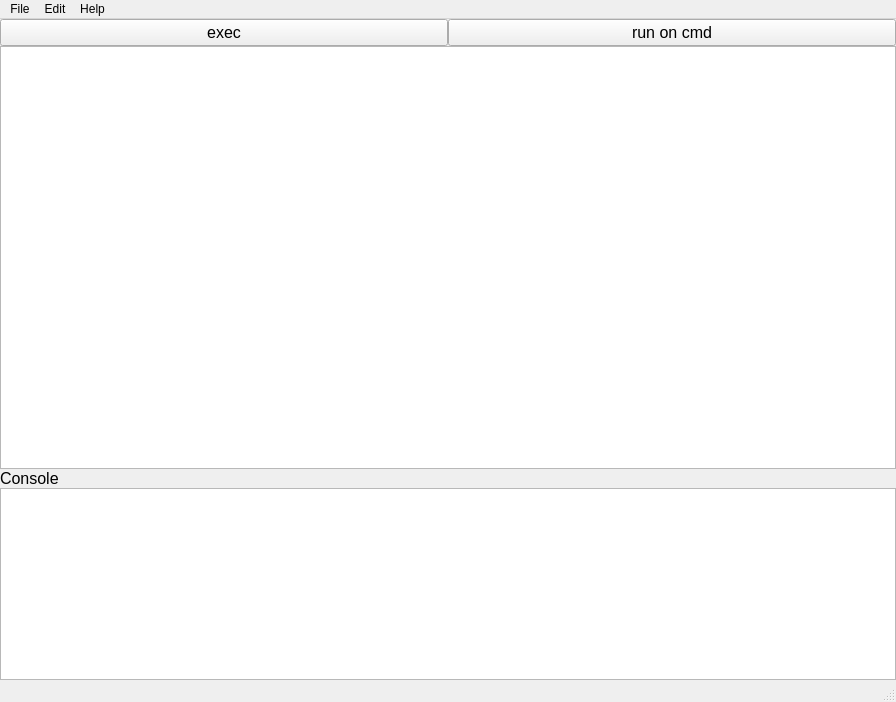
First picture: the form in editor.ui, repository Integration-Automation/JEDITOR, before the edit.
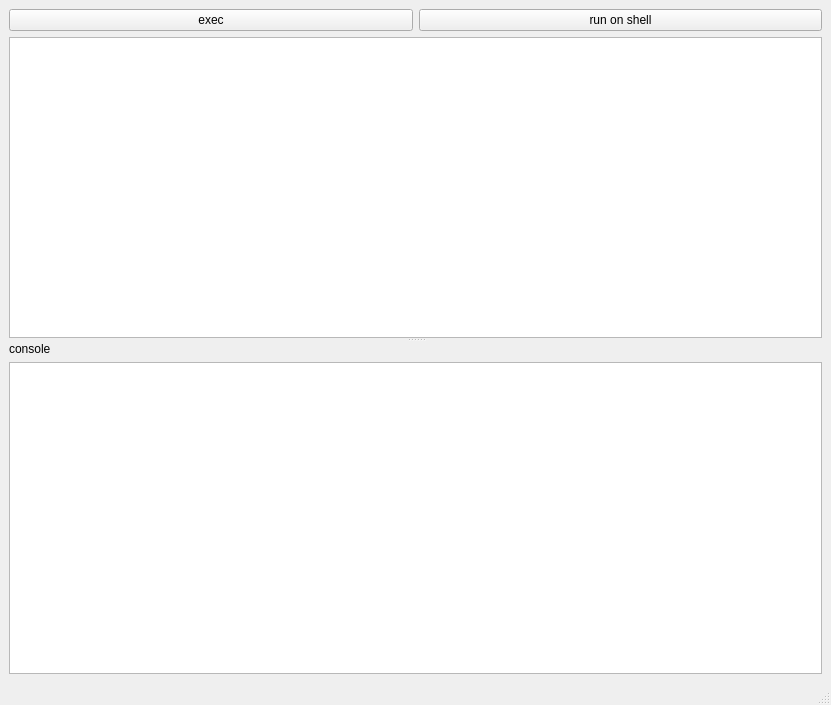
Second picture: the form after the edit.

```diff
--- a/editor.ui
+++ b/editor.ui
@@ -6,148 +6,60 @@
    <rect>
     <x>0</x>
     <y>0</y>
-    <width>896</width>
-    <height>702</height>
+    <width>831</width>
+    <height>705</height>
    </rect>
   </property>
   <property name="windowTitle">
    <string>editor_je</string>
   </property>
   <widget class="QWidget" name="centralwidget">
-   <property name="font">
-    <font>
-     <family>Arial</family>
-     <pointsize>12</pointsize>
-    </font>
-   </property>
-   <layout class="QGridLayout" name="gridLayout_5" rowstretch="0,1,0">
-    <property name="leftMargin">
-     <number>0</number>
-    </property>
-    <property name="topMargin">
-     <number>0</number>
-    </property>
-    <property name="rightMargin">
-     <number>0</number>
-    </property>
-    <property name="bottomMargin">
-     <number>0</number>
-    </property>
-    <property name="spacing">
-     <number>0</number>
-    </property>
+   <layout class="QGridLayout" name="gridLayout">
     <item row="0" column="0">
-     <layout class="QGridLayout" name="gridLayout_3" columnstretch="0,0">
-      <property name="sizeConstraint">
-       <enum>QLayout::SetDefaultConstraint</enum>
-      </property>
-      <property name="spacing">
-       <number>0</number>
-      </property>
-      <item row="0" column="0">
-       <widget class="QPushButton" name="exec_button">
-        <property name="font">
-         <font>
-          <family>Arial</family>
-          <pointsize>12</pointsize>
-         </font>
-        </property>
+     <layout class="QHBoxLayout" name="horizontalLayout">
+      <item>
+       <widget class="QPushButton" name="code_exec_pushbutton">
         <property name="text">
          <string>exec</string>
         </property>
        </widget>
       </item>
-      <item row="0" column="1">
-       <widget class="QPushButton" name="cmd_button">
-        <property name="font">
-         <font>
-          <family>Arial</family>
-          <pointsize>12</pointsize>
-         </font>
-        </property>
+      <item>
+       <widget class="QPushButton" name="shell_pushbutton">
         <property name="text">
-         <string>run on cmd</string>
+         <string>run on shell</string>
         </property>
        </widget>
       </item>
      </layout>
     </item>
     <item row="1" column="0">
-     <layout class="QGridLayout" name="gridLayout_2" rowstretch="1,0">
-      <property name="spacing">
-       <number>0</number>
+     <widget class="QSplitter" name="splitter">
+      <property name="orientation">
+       <enum>Qt::Vertical</enum>
       </property>
-      <item row="0" column="0">
-       <layout class="QVBoxLayout" name="verticalLayout_6">
-        <property name="spacing">
-         <number>0</number>
-        </property>
+      <widget class="QWidget" name="verticalLayoutWidget">
+       <layout class="QVBoxLayout" name="verticalLayout">
         <item>
-         <widget class="QPlainTextEdit" name="code_edit">
-          <property name="sizePolicy">
-           <sizepolicy hsizetype="Expanding" vsizetype="Expanding">
-            <horstretch>0</horstretch>
-            <verstretch>0</verstretch>
-           </sizepolicy>
-          </property>
-          <property name="font">
-           <font>
-            <family>Arial</family>
-            <pointsize>12</pointsize>
-           </font>
-          </property>
-          <property name="sizeAdjustPolicy">
-           <enum>QAbstractScrollArea::AdjustToContents</enum>
-          </property>
+         <widget class="QPlainTextEdit" name="code_edit_plaintext">
           <property name="tabStopWidth">
            <number>40</number>
           </property>
          </widget>
         </item>
        </layout>
-      </item>
-     </layout>
-    </item>
-    <item row="2" column="0">
-     <layout class="QVBoxLayout" name="verticalLayout_5">
-      <property name="spacing">
-       <number>0</number>
-      </property>
-      <item>
+      </widget>
+      <widget class="QWidget" name="verticalLayoutWidget_2">
        <layout class="QVBoxLayout" name="verticalLayout_2">
         <item>
          <widget class="QLabel" name="console_label">
-          <property name="font">
-           <font>
-            <family>Arial</family>
-            <pointsize>12</pointsize>
-           </font>
-          </property>
           <property name="text">
-           <string>Console</string>
+           <string>console</string>
           </property>
          </widget>
         </item>
         <item>
-         <widget class="QPlainTextEdit" name="console">
-          <property name="enabled">
-           <bool>true</bool>
-          </property>
-          <property name="sizePolicy">
-           <sizepolicy hsizetype="Expanding" vsizetype="Expanding">
-            <horstretch>0</horstretch>
-            <verstretch>0</verstretch>
-           </sizepolicy>
-          </property>
-          <property name="font">
-           <font>
-            <family>Arial</family>
-            <pointsize>12</pointsize>
-           </font>
-          </property>
-          <property name="lineWidth">
-           <number>1</number>
-          </property>
+         <widget class="QPlainTextEdit" name="console_plaintext">
           <property name="readOnly">
            <bool>true</bool>
           </property>
@@ -157,8 +69,8 @@
          </widget>
         </item>
        </layout>
-      </item>
-     </layout>
+      </widget>
+     </widget>
     </item>
    </layout>
   </widget>
@@ -167,28 +79,10 @@
     <rect>
      <x>0</x>
      <y>0</y>
-     <width>896</width>
+     <width>831</width>
      <height>21</height>
     </rect>
    </property>
-   <widget class="QMenu" name="menuFile">
-    <property name="title">
-     <string>File</string>
-    </property>
-   </widget>
-   <widget class="QMenu" name="menuEdit">
-    <property name="title">
-     <string>Edit</string>
-    </property>
-   </widget>
-   <widget class="QMenu" name="menuHelp">
-    <property name="title">
-     <string>Help</string>
-    </property>
-   </widget>
-   <addaction name="menuFile"/>
-   <addaction name="menuEdit"/>
-   <addaction name="menuHelp"/>
   </widget>
   <widget class="QStatusBar" name="statusbar"/>
  </widget>
```
Left out of the diff: 6 changed lines with no effect on the pictures.
